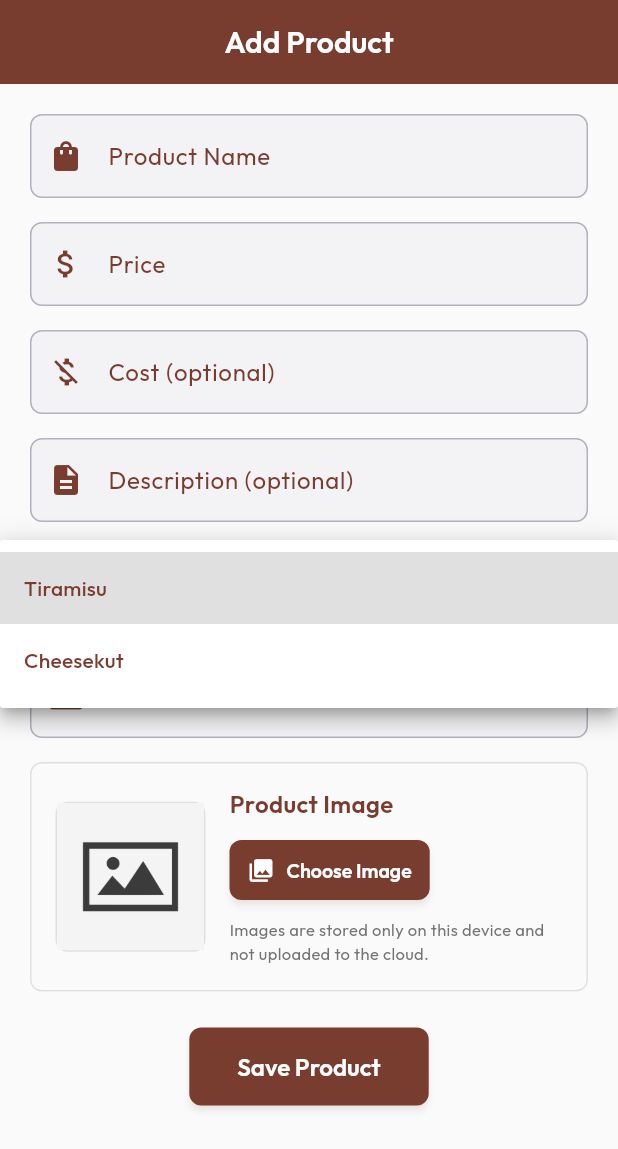
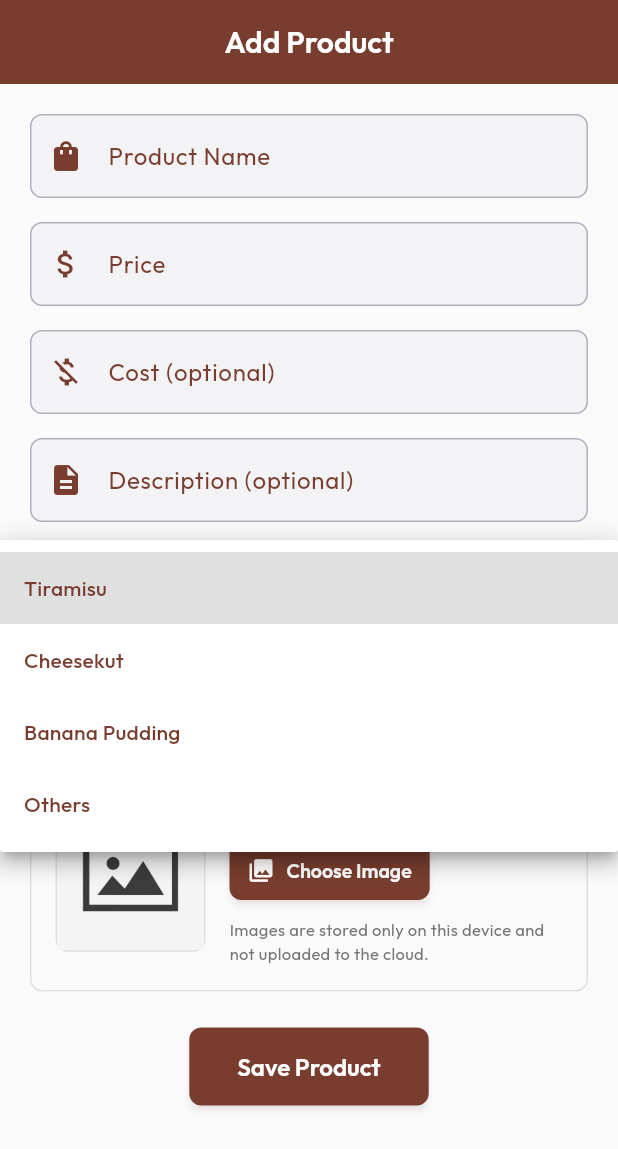
Before and after one commit to wanai220118/cheez_admin_app, a Flutter app: the AddProductScreen screen opened directly, after a tap on "Tiramisu", on a phone screen of 412 x 824 dp. Shown: the top 1149 px of the screen. Run offline on Flutter 3.47's test engine with Material 3 defaults, Android fonts, the phone set to English and light mode, and no system bars; our stand-ins replace cloud_firestore, cross_file, firebase_auth, firebase_core, flutter_dotenv, flutter_svg and 8 more; accounts and stored records are empty.

Commit message:
Update order and product screens behavior

```diff
--- a/lib/screens/add_order.dart
+++ b/lib/screens/add_order.dart
@@ -1803,6 +1803,8 @@ class _AddOrderScreenState extends State<AddOrderScreen> {
                                     DropdownMenuItem(value: 'all', child: Text('All')),
                                     DropdownMenuItem(value: 'Tiramisu', child: Text('Tiramisu')),
                                     DropdownMenuItem(value: 'Cheesekut', child: Text('Cheesekut')),
+                                    DropdownMenuItem(value: 'Banana Pudding', child: Text('Banana Pudding')),
+                                    DropdownMenuItem(value: 'Others', child: Text('Others')),
                                   ],
                                   onChanged: (value) {
                                     setState(() {
--- a/lib/screens/add_product.dart
+++ b/lib/screens/add_product.dart
@@ -19,8 +19,8 @@ class _AddProductScreenState extends State<AddProductScreen> {
   final _priceController = TextEditingController();
   final _costController = TextEditingController();
   final _descriptionController = TextEditingController();
-  String _series = 'Tiramisu'; // Series: Tiramisu or Cheesekut
-  String _size = 'small'; // Size: small or big
+  String _series = 'Tiramisu'; // Series: Tiramisu, Cheesekut, Banana Pudding, Others
+  String _size = 'none'; // Size: small, big or none (optional)
   final FirestoreService _fs = FirestoreService();
   File? _selectedImage;
   String? _imagePath;
@@ -75,7 +75,7 @@ class _AddProductScreenState extends State<AddProductScreen> {
         imageUrl: _imagePath ?? 'assets/images/placeholder.jpg',
         description: _descriptionController.text.trim().isEmpty ? null : _descriptionController.text.trim(),
         isActive: true,
-        size: _size,
+        size: _size == 'none' ? null : _size,
       );
       _fs.addProduct(product);
       Fluttertoast.showToast(msg: "Product added successfully");
@@ -153,7 +153,7 @@ class _AddProductScreenState extends State<AddProductScreen> {
                   ),
                   prefixIcon: Icon(Icons.category),
                 ),
-                items: ['Tiramisu', 'Cheesekut']
+                items: ['Tiramisu', 'Cheesekut', 'Banana Pudding', 'Others']
                     .map((s) => DropdownMenuItem(value: s, child: Text(s)))
                     .toList(),
                 onChanged: (s) => setState(() => _series = s!),
@@ -163,19 +163,20 @@ class _AddProductScreenState extends State<AddProductScreen> {
               DropdownButtonFormField<String>(
                 value: _size,
                 decoration: InputDecoration(
-                  labelText: "Size",
+                  labelText: "Size (optional)",
                   border: OutlineInputBorder(
                     borderRadius: BorderRadius.circular(8),
                   ),
                   prefixIcon: Icon(Icons.aspect_ratio),
                 ),
                 items: const [
+                  DropdownMenuItem(value: 'none', child: Text('No size / Single size')),
                   DropdownMenuItem(value: 'small', child: Text('Small')),
                   DropdownMenuItem(value: 'big', child: Text('Big')),
                 ],
                 onChanged: (value) {
                   setState(() {
-                    _size = value ?? 'small';
+                    _size = value ?? 'none';
                   });
                 },
               ),
--- a/lib/screens/edit_product.dart
+++ b/lib/screens/edit_product.dart
@@ -26,8 +26,8 @@ class _EditProductScreenState extends State<EditProductScreen> {
   late TextEditingController _priceController;
   late TextEditingController _costController;
   late TextEditingController _descriptionController;
-  late String _series; // Series: Tiramisu or Cheesekut
-  late String _size; // Size: small or big
+  late String _series; // Series: Tiramisu, Cheesekut, Banana Pudding, Others
+  late String _size; // Size: small, big or none (optional)
   late bool _isActive;
   final FirestoreService _fs = FirestoreService();
   File? _selectedImage;
@@ -43,7 +43,10 @@ class _EditProductScreenState extends State<EditProductScreen> {
     // Use variant field to store series, default to Tiramisu if not found
     _series = widget.product.variant;
     // If variant is old format (normal/small), default to Tiramisu
-    if (_series != 'Tiramisu' && _series != 'Cheesekut') {
+    if (_series != 'Tiramisu' &&
+        _series != 'Cheesekut' &&
+        _series != 'Banana Pudding' &&
+        _series != 'Others') {
       _series = 'Tiramisu';
     }
     // Initialize size from product.size or infer from price
@@ -105,7 +108,7 @@ class _EditProductScreenState extends State<EditProductScreen> {
       imageUrl: _imagePath ?? widget.product.imageUrl ?? 'assets/images/placeholder.jpg',
       description: _descriptionController.text.trim().isEmpty ? null : _descriptionController.text.trim(),
       isActive: _isActive,
-      size: _size,
+      size: _size == 'none' ? null : _size,
     );
 
     _fs.updateProduct(updatedProduct);
@@ -170,7 +173,7 @@ class _EditProductScreenState extends State<EditProductScreen> {
                 ),
                 prefixIcon: Icon(Icons.category),
               ),
-              items: ['Tiramisu', 'Cheesekut']
+              items: ['Tiramisu', 'Cheesekut', 'Banana Pudding', 'Others']
                   .map((s) => DropdownMenuItem(value: s, child: Text(s)))
                   .toList(),
               onChanged: (s) => setState(() => _series = s!),
@@ -180,19 +183,20 @@ class _EditProductScreenState extends State<EditProductScreen> {
             DropdownButtonFormField<String>(
               value: _size,
               decoration: InputDecoration(
-                labelText: "Size",
+                labelText: "Size (optional)",
                 border: OutlineInputBorder(
                   borderRadius: BorderRadius.circular(8),
                 ),
                 prefixIcon: Icon(Icons.aspect_ratio),
               ),
               items: const [
+                DropdownMenuItem(value: 'none', child: Text('No size / Single size')),
                 DropdownMenuItem(value: 'small', child: Text('Small')),
                 DropdownMenuItem(value: 'big', child: Text('Big')),
               ],
               onChanged: (value) {
                 setState(() {
-                  _size = value ?? 'small';
+                  _size = value ?? 'none';
                 });
               },
             ),
--- a/lib/screens/products.dart
+++ b/lib/screens/products.dart
@@ -21,7 +21,7 @@ class _ProductsScreenState extends State<ProductsScreen> with SingleTickerProvid
   final FirestoreService _fs = FirestoreService();
   final TextEditingController _searchController = TextEditingController();
   bool _showInactive = false;
-  String _selectedFilter = 'all'; // 'all', 'Tiramisu', 'Cheesekut', 'small', 'big'
+  String _selectedFilter = 'all'; // 'all', 'Tiramisu', 'Cheesekut', 'Banana Pudding', 'Others', 'small', 'big'
   bool _showFilters = false;
   late AnimationController _filterAnimationController;
   late Animation<double> _filterAnimation;
@@ -191,6 +191,8 @@ class _ProductsScreenState extends State<ProductsScreen> with SingleTickerProvid
                       _buildFilterChip('All', 'all'),
                       _buildFilterChip('Tiramisu', 'Tiramisu'),
                       _buildFilterChip('Cheesekut', 'Cheesekut'),
+                    _buildFilterChip('Banana Pudding', 'Banana Pudding'),
+                    _buildFilterChip('Others', 'Others'),
                       _buildFilterChip('Small', 'small'),
                       _buildFilterChip('Big', 'big'),
                     ],
```
